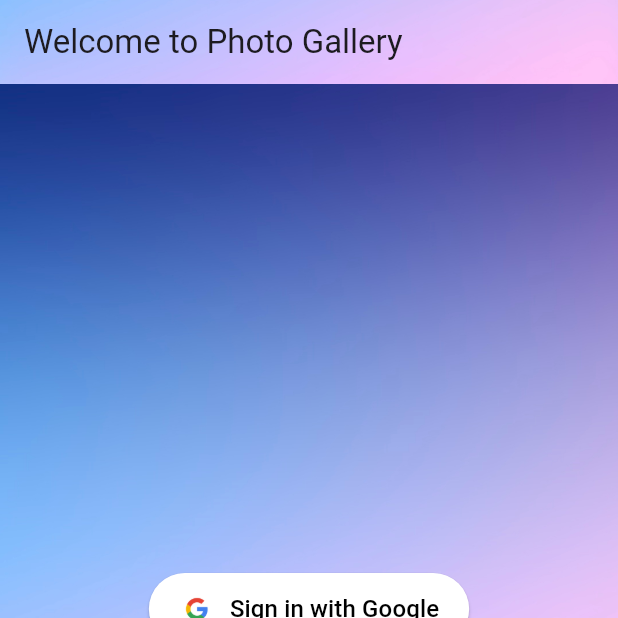
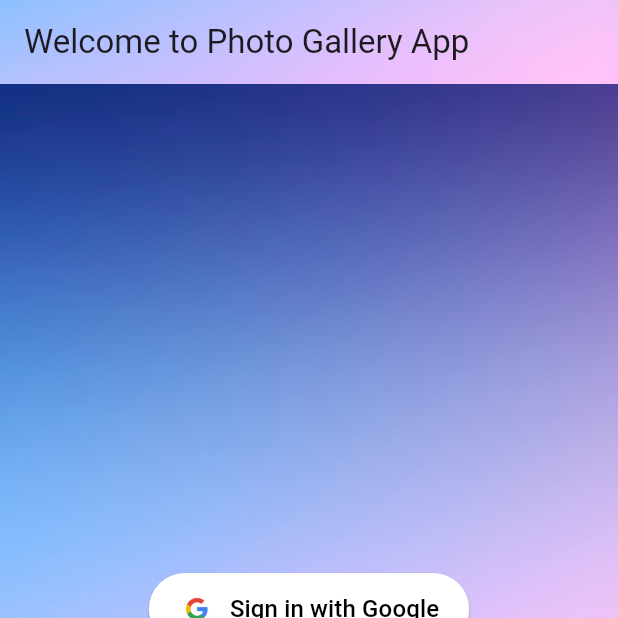
Before and after one commit to SupunTJ/photo-gallery-app, a Flutter app: the screen it shows after launch, on a phone screen of 412 x 824 dp, the top half of it. Run offline on Flutter 3.47's test engine with Material 3 defaults, Android fonts, the phone set to English and light mode, and no system bars; our stand-ins replace cloud_firestore, firebase_auth, firebase_core, firebase_storage, google_sign_in, image_picker; accounts and stored records are empty.

Commit message:
small UI Update

```diff
--- a/lib/screens/login_screen.dart
+++ b/lib/screens/login_screen.dart
@@ -9,7 +9,7 @@ class LoginScreen extends StatelessWidget {
   Widget build(BuildContext context) {
     return Scaffold(
       appBar: AppBar(
-        title: const Text('Welcome to Photo Gallery'),
+        title: const Text('Welcome to Photo Gallery App'),
         backgroundColor: const Color.fromARGB(133, 83, 137, 218),
         flexibleSpace: Container(
           decoration: const BoxDecoration(
```
